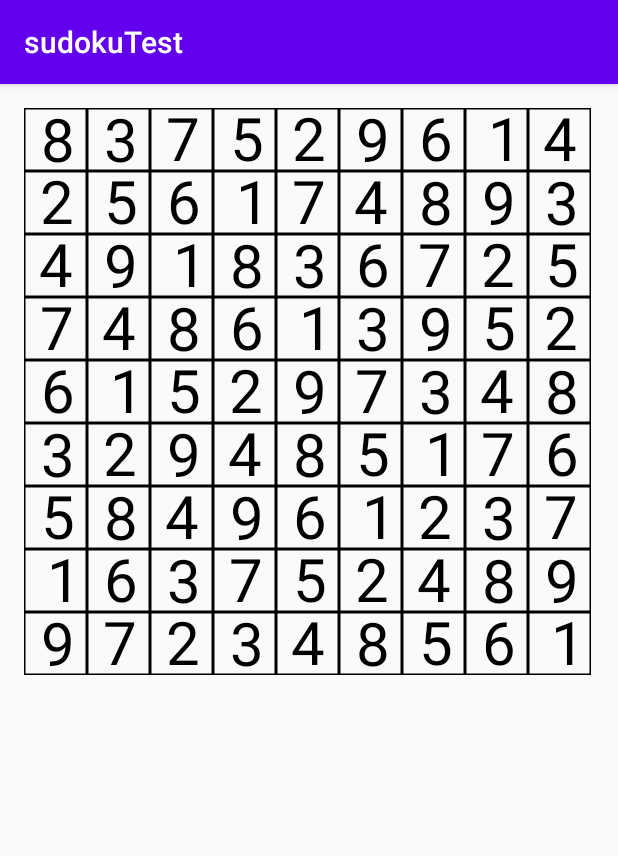
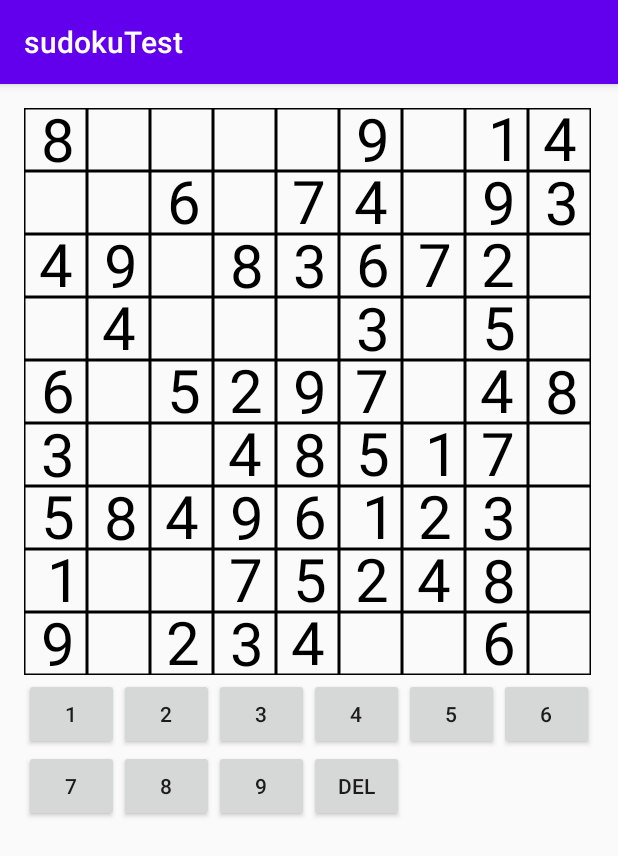
Before and after one commit to ParkSongSal/sudokuTest, an Android app: the screen it shows after launch (MainActivity), on a phone screen of 412 x 824 dp. Shown: the top 856 px of the screen. Run offline under Robolectric (Android 15) with nearby library versions, the phone set to English and light mode, and no system bars.

Commit message:
Button Grid 추가

```diff
--- a/app/src/main/java/com/example/sudokutest/GameEngine.java
+++ b/app/src/main/java/com/example/sudokutest/GameEngine.java
@@ -2,7 +2,7 @@ package com.example.sudokutest;
 
 import android.content.Context;
 
-import com.example.sudokutest.View.GameGrid;
+import com.example.sudokutest.View.sudokugrid.GameGrid;
 
 public class GameEngine {
 
@@ -21,6 +21,7 @@ public class GameEngine {
 
     public void createGrid(Context context){
         int [][] Sudoku = SudokuGenerator.getInstance().generateGrid();
+        Sudoku = SudokuGenerator.getInstance().removeElements(Sudoku);
         grid = new GameGrid(context);
         grid.setGrid(Sudoku);
 
--- a/app/src/main/java/com/example/sudokutest/SudokuGenerator.java
+++ b/app/src/main/java/com/example/sudokutest/SudokuGenerator.java
@@ -59,6 +59,21 @@ public class SudokuGenerator {
             }
         }
 
+        return Sudoku;
+    }
+
+    public int[][] removeElements(int[][] Sudoku){
+        int i=0;
+
+        while (i<30){
+            int x = rand.nextInt(9);
+            int y = rand.nextInt(9);
+
+            if(Sudoku[x][y] !=0){
+                Sudoku[x][y] = 0;
+                i++;
+            }
+        }
         return Sudoku;
     }
 
--- /dev/null
+++ b/app/src/main/java/com/example/sudokutest/View/buttongrid/ButtonGridView.java
@@ -0,0 +1,72 @@
+package com.example.sudokutest.View.buttongrid;
+
+import android.app.Activity;
+import android.content.Context;
+import android.util.AttributeSet;
+import android.view.LayoutInflater;
+import android.view.View;
+import android.view.ViewGroup;
+import android.widget.BaseAdapter;
+import android.widget.GridView;
+
+import com.example.sudokutest.R;
+
+public class ButtonGridView extends GridView {
+
+
+
+    public ButtonGridView(Context context, AttributeSet attrs){
+        super(context,attrs);
+
+        ButtonGridViewAdapter gridViewAdapter = new ButtonGridViewAdapter(context);
+
+        setAdapter(gridViewAdapter);
+    }
+
+    class ButtonGridViewAdapter extends BaseAdapter{
+
+        private Context context;
+        public ButtonGridViewAdapter(Context context){
+            this.context = context;
+        }
+        @Override
+        public int getCount() {
+            return 10;
+        }
+
+        @Override
+        public Object getItem(int position) {
+            return null;
+        }
+
+        @Override
+        public long getItemId(int position) {
+            return position;
+        }
+
+        @Override
+        public View getView(int position, View convertView, ViewGroup parent) {
+            View view = convertView;
+
+            if(view == null){
+                LayoutInflater inflater = ((Activity) context).getLayoutInflater();
+                view = inflater.inflate(R.layout.button, parent, false);
+
+                NumberButton btn;
+                btn = (NumberButton)view;
+                //btn.setTextSize(10);
+                btn.setId(position);
+
+                if(position != 9){
+                    btn.setText(String.valueOf(position+1));
+                }else{
+                    btn.setText("DEL");
+                }
+
+                return btn;
+            }
+
+            return view;
+        }
+    }
+}
--- /dev/null
+++ b/app/src/main/java/com/example/sudokutest/View/buttongrid/NumberButton.java
@@ -0,0 +1,19 @@
+package com.example.sudokutest.View.buttongrid;
+
+import android.content.Context;
+import android.util.AttributeSet;
+import android.view.View;
+import android.widget.Button;
+
+public class NumberButton extends androidx.appcompat.widget.AppCompatButton implements View.OnClickListener {
+
+    public NumberButton(Context context, AttributeSet attrs){
+        super(context,attrs);
+    }
+
+
+    @Override
+    public void onClick(View v) {
+
+    }
+}
--- a/app/src/main/java/com/example/sudokutest/View/BaseSudokuCell.java
+++ b/app/src/main/java/com/example/sudokutest/View/sudokugrid/BaseSudokuCell.java
@@ -1,4 +1,4 @@
-package com.example.sudokutest.View;
+package com.example.sudokutest.View.sudokugrid;
 
 import android.content.Context;
 import android.graphics.Paint;
--- a/app/src/main/java/com/example/sudokutest/View/GameGrid.java
+++ b/app/src/main/java/com/example/sudokutest/View/sudokugrid/GameGrid.java
@@ -1,4 +1,4 @@
-package com.example.sudokutest.View;
+package com.example.sudokutest.View.sudokugrid;
 
 import android.content.Context;
 
--- a/app/src/main/java/com/example/sudokutest/View/SudokuCell.java
+++ b/app/src/main/java/com/example/sudokutest/View/sudokugrid/SudokuCell.java
@@ -1,14 +1,10 @@
-package com.example.sudokutest.View;
+package com.example.sudokutest.View.sudokugrid;
 
 import android.content.Context;
 import android.graphics.Canvas;
 import android.graphics.Color;
 import android.graphics.Paint;
 import android.graphics.Rect;
-import android.util.AttributeSet;
-import android.view.View;
-
-import androidx.annotation.Nullable;
 
 public class SudokuCell extends BaseSudokuCell {
 
@@ -44,6 +40,11 @@ public class SudokuCell extends BaseSudokuCell {
         Rect bounds = new Rect();
         mPaint.getTextBounds(String.valueOf(getValue()), 0, String.valueOf(getValue()).length(), bounds);
 
-        canvas.drawText(String.valueOf(getValue()), (getWidth() - bounds.width()) / 2, (getHeight() + bounds.height()) / 2, mPaint);
+
+        if(getValue() !=0){
+            canvas.drawText(String.valueOf(getValue()), (getWidth() - bounds.width()) / 2, (getHeight() + bounds.height()) / 2, mPaint);
+        }
+
+
     }
 }
--- a/app/src/main/java/com/example/sudokutest/View/SudokuGridView.java
+++ b/app/src/main/java/com/example/sudokutest/View/sudokugrid/SudokuGridView.java
@@ -1,9 +1,7 @@
-package com.example.sudokutest.View;
+package com.example.sudokutest.View.sudokugrid;
 
-import android.app.Activity;
 import android.content.Context;
 import android.util.AttributeSet;
-import android.view.LayoutInflater;
 import android.view.View;
 import android.view.ViewGroup;
 import android.widget.AdapterView;
@@ -12,7 +10,6 @@ import android.widget.GridView;
 import android.widget.Toast;
 
 import com.example.sudokutest.GameEngine;
-import com.example.sudokutest.R;
 
 public class SudokuGridView extends GridView {
 
--- a/app/src/main/res/layout/activity_main.xml
+++ b/app/src/main/res/layout/activity_main.xml
@@ -11,7 +11,7 @@
     tools:context=".MainActivity">
 
 
-    <com.example.sudokutest.View.SudokuGridView
+    <com.example.sudokutest.View.sudokugrid.SudokuGridView
         android:id="@+id/sudokuGridView"
         android:layout_width="match_parent"
         android:layout_height="wrap_content"
@@ -20,5 +20,15 @@
         android:verticalSpacing="0dp">
 
 
-    </com.example.sudokutest.View.SudokuGridView>
+    </com.example.sudokutest.View.sudokugrid.SudokuGridView>
+
+    <com.example.sudokutest.View.buttongrid.ButtonGridView
+        android:id="@+id/buttonGridView"
+        android:layout_width="match_parent"
+        android:layout_height="wrap_content"
+        android:layout_below="@id/sudokuGridView"
+        android:numColumns="6">
+
+    </com.example.sudokutest.View.buttongrid.ButtonGridView>
+
 </RelativeLayout>
--- /dev/null
+++ b/app/src/main/res/layout/button.xml
@@ -0,0 +1,6 @@
+<?xml version="1.0" encoding="utf-8"?>
+<com.example.sudokutest.View.buttongrid.NumberButton
+    xmlns:android="http://schemas.android.com/apk/res/android"
+    android:id="@+id/butto"
+    android:layout_width="match_parent"
+    android:layout_height="wrap_content"/>
--- a/app/src/main/res/layout/cell.xml
+++ b/app/src/main/res/layout/cell.xml
@@ -1,5 +1,5 @@
 <?xml version="1.0" encoding="utf-8"?>
-<com.example.sudokutest.View.SudokuCell
+<com.example.sudokutest.View.sudokugrid.SudokuCell
     xmlns:android="http://schemas.android.com/apk/res/android"
     android:layout_width="match_parent"
     android:layout_height="match_parent"
```
